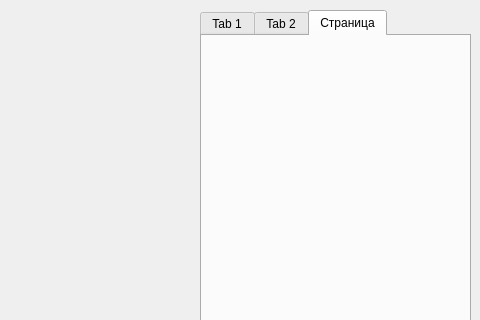
Before: the Qt Designer form src/Maze/Config/mainwindow.ui in SHEDRYn/Eller_algorithm-maze_generation, drawn with Qt 5; both pictures show x 320 to 800 and y 0 to 320 of the 800 by 520 pixel window.
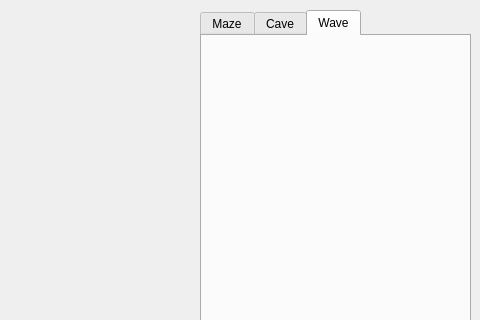
After: the same form once the commit is applied. The open tabs and pages were chosen to show the change.

The edit to the form file:
```diff
--- a/src/Maze/Config/mainwindow.ui
+++ b/src/Maze/Config/mainwindow.ui
@@ -38,7 +38,7 @@
     </property>
     <widget class="QWidget" name="tabMaze">
      <attribute name="title">
-      <string>Tab 1</string>
+      <string>Maze</string>
      </attribute>
      <widget class="QPushButton" name="importBtn">
       <property name="geometry">
@@ -56,12 +56,12 @@
     </widget>
     <widget class="QWidget" name="tabCave">
      <attribute name="title">
-      <string>Tab 2</string>
+      <string>Cave</string>
      </attribute>
     </widget>
     <widget class="QWidget" name="tabWave">
      <attribute name="title">
-      <string>Страница</string>
+      <string>Wave</string>
      </attribute>
     </widget>
    </widget>
```
Left out of the diff: 2 changed lines with no effect on the pictures.
